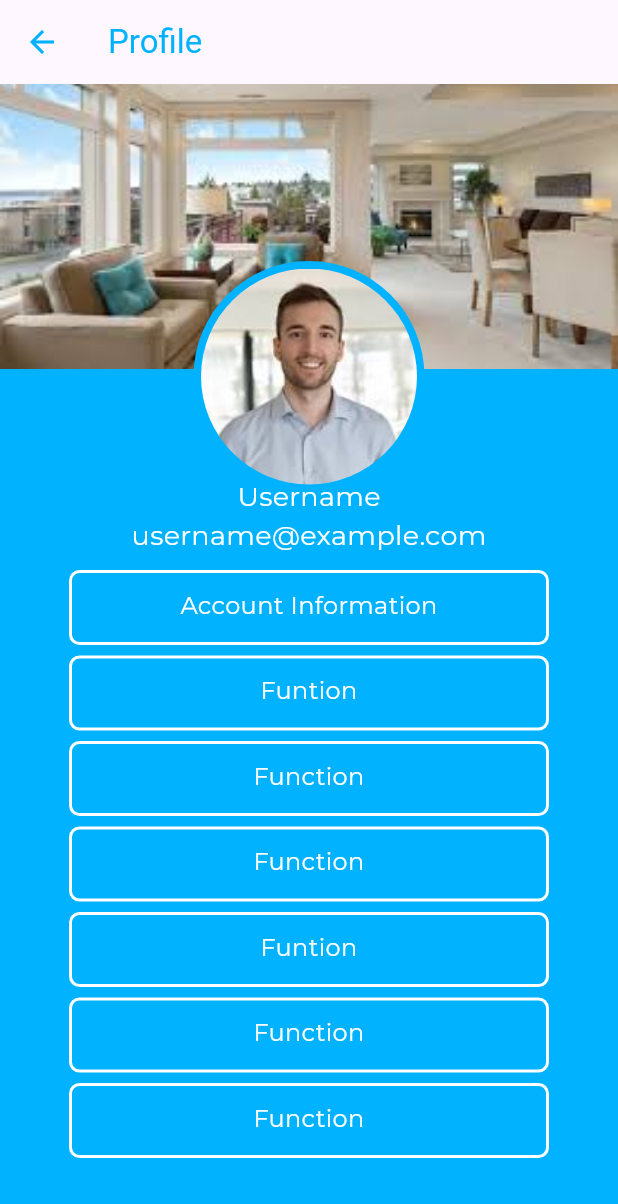
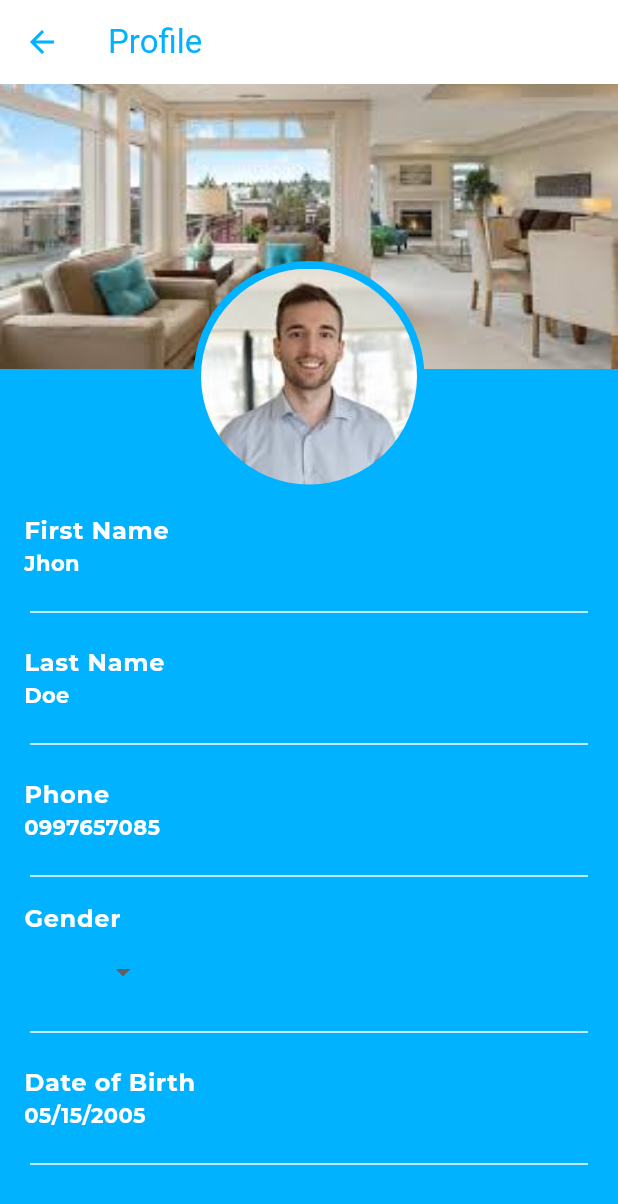
Before and after one commit to elRapha04/FRONTEND_CS2C-Group-3, a Flutter app: the home_page screen opened by its route, after a tap on the "person" icon, after a tap on "Profile", on a phone screen of 412 x 824 dp. Shown: the top 1204 px of the screen. Run offline on Flutter 3.47's test engine with Material 3 defaults, Android fonts, the phone set to English and light mode, and no system bars; our stand-ins replace shared_preferences; accounts and stored records are empty.

Commit message:
added account info

```diff
--- a/lib/components/Button.dart
+++ b/lib/components/Button.dart
@@ -81,7 +81,7 @@ class SeeMoreButton extends StatelessWidget {
               style: TextStyle(
                   fontFamily: AppFonts.primaryFont,
                   color: Colors.white,
-                  fontSize: 24,
+                  fontSize: 19,
                   fontWeight: FontWeight.bold),
             )));
   }
--- a/lib/main.dart
+++ b/lib/main.dart
@@ -4,17 +4,19 @@ import 'package:frontend_appdev/pages/userDashBoard/home_page.dart';
 import 'pages/LandingPage.dart';
 import 'pages/Sign_up.dart';
 import 'package:frontend_appdev/pages/Admin/ownerPage.dart';
+import 'package:frontend_appdev/pages/userDashBoard/profile.dart';
 import 'services/api_service.dart';
 
 void main() => runApp(MaterialApp(
   debugShowCheckedModeBanner: false,
-  initialRoute: '/home_page',
+  initialRoute: '/landing',
   routes: {
     '/landing': (context) => LandingPage(),
     '/login': (context) => Login(),
     '/sign_up': (context) => SignUp(),
     '/home_page': (context) => home_page(),
     '/owner': (context) => OwnerManager(),
+    '/profile': (context) => Profile2(),
 
   },
 ));
--- a/lib/pages/userDashBoard/profile.dart
+++ b/lib/pages/userDashBoard/profile.dart
@@ -3,6 +3,7 @@ import 'package:frontend_appdev/themes/Colors.dart';
 import 'package:frontend_appdev/themes/Fonts.dart';
 import 'package:frontend_appdev/components/Button.dart';
 import '../../services/api_service.dart';
+import 'package:intl/intl.dart';
 
 class Profile2 extends StatefulWidget {
   const Profile2({super.key});
@@ -14,6 +15,10 @@ class Profile2 extends StatefulWidget {
 class _Profile2State extends State<Profile2> {
   final double coverHeight = 190;
   final double profileHeight = 144;
+
+  String gender = "Select gender";
+  DateTime? dateOfBirth = DateTime(2005, 5, 15);
+
   @override
   Widget build(BuildContext context) {
     return SafeArea(
@@ -21,12 +26,17 @@ class _Profile2State extends State<Profile2> {
         backgroundColor: AppColors.primary,
         appBar: AppBar(
           iconTheme: IconThemeData(color: AppColors.primary),
-          title: Text("Profile", style: TextStyle(color: AppColors.primary)),
+          backgroundColor: Colors.white,
+          title: Text(
+            "Profile",
+            style: TextStyle(color: AppColors.primary),
+          ),
         ),
         body: ListView(
           children: [
             buildTop(),
-            buildContent(),
+            SizedBox(height: 10),
+            ...accountInformation(),
           ],
         ),
       ),
@@ -41,7 +51,9 @@ class _Profile2State extends State<Profile2> {
       alignment: Alignment.center,
       children: [
         Container(
-            margin: EdgeInsets.only(bottom: bottom), child: buildCoverImage()),
+          margin: EdgeInsets.only(bottom: bottom),
+          child: buildCoverImage(),
+        ),
         Positioned(
           top: top,
           child: buildProfileImage(),
@@ -52,7 +64,9 @@ class _Profile2State extends State<Profile2> {
 
   Widget buildCoverImage() => Container(
     color: Colors.grey,
-    child: Image.asset("assets/Rent2.jpg",width: double.infinity,
+    child: Image.asset(
+      "assets/Rent2.jpg",
+      width: double.infinity,
       height: coverHeight,
       fit: BoxFit.cover,
     ),
@@ -64,62 +78,135 @@ class _Profile2State extends State<Profile2> {
     child: CircleAvatar(
       radius: profileHeight / 2,
       backgroundColor: AppColors.primary,
-      backgroundImage: AssetImage("assets/profile.jpg")),
-  );
-  Widget buildContent() => SingleChildScrollView(
-    child: Container(
-      width: double.infinity,
-      color: Colors.transparent,
-      child: Column(
-        children: [
-          Text('Username',
-              style: TextStyle(color: Colors.white, fontSize: 18, fontFamily: AppFonts.primaryFont,)),
-          Text('username@example.com',
-              style: TextStyle(color: Colors.white, fontSize: 18, fontFamily: AppFonts.primaryFont,)),
-          SizedBox(
-            height: 10,
-          ),
-          MyButtons(
-            text: 'Account Information',
-          ),
-          SizedBox(
-            height: 7,
-          ),
-          MyButtons(
-            text: 'Funtion',
-          ),
-          SizedBox(
-            height: 7,
-          ),
-          MyButtons(
-            text: 'Function',
-          ),
-          SizedBox(
-            height: 7,
-          ),
-          MyButtons(
-            text: 'Function',
-          ),
-          SizedBox(
-            height: 7,
-          ),
-          MyButtons(
-            text: 'Funtion',
-          ),
-          SizedBox(
-            height: 7,
-          ),
-          MyButtons(
-            text: 'Function',
-          ),
-          SizedBox(
-            height: 7,
-          ),
-          MyButtons(
-            text: 'Function',
-          ),
-        ],
-      ),
+      backgroundImage: AssetImage("assets/profile.jpg"),
     ),
   );
+
+  List<Widget> accountInformation() {
+    return [
+      ListTile(
+        title: Text("First Name",
+            style: TextStyle(
+                color: Colors.white,
+                fontFamily: AppFonts.primaryFont,
+                fontWeight: FontWeight.bold)),
+        subtitle: Text("Jhon",
+            style: TextStyle(
+                color: Colors.white,
+                fontFamily: AppFonts.primaryFont,
+                fontWeight: FontWeight.bold)),
+      ),
+      Divider(thickness: 1, color: Colors.white, indent: 20, endIndent: 20),
+      ListTile(
+        title: Text("Last Name",
+            style: TextStyle(
+                color: Colors.white,
+                fontFamily: AppFonts.primaryFont,
+                fontWeight: FontWeight.bold)),
+        subtitle: Text("Doe",
+            style: TextStyle(
+                color: Colors.white,
+                fontFamily: AppFonts.primaryFont,
+                fontWeight: FontWeight.bold)),
+      ),
+      Divider(thickness: 1, color: Colors.white, indent: 20, endIndent: 20),
+      ListTile(
+        title: Text("Phone",
+            style: TextStyle(
+                color: Colors.white,
+                fontFamily: AppFonts.primaryFont,
+                fontWeight: FontWeight.bold)),
+        subtitle: Text("0997657085",
+            style: TextStyle(
+                color: Colors.white,
+                fontFamily: AppFonts.primaryFont,
+                fontWeight: FontWeight.bold)),
+      ),
+      Divider(thickness: 1, color: Colors.white, indent: 20, endIndent: 20),
+
+      // Gender selection
+      ListTile(
+        title: Text("Gender",
+            style: TextStyle(
+                color: Colors.white,
+                fontFamily: AppFonts.primaryFont,
+                fontWeight: FontWeight.bold)),
+        subtitle: DropdownButton<String>(
+          dropdownColor: AppColors.primary,
+          value: gender,
+          style: TextStyle(
+              color: Colors.white,
+              fontFamily: AppFonts.primaryFont,
+              fontWeight: FontWeight.bold),
+          underline: SizedBox(),
+          onChanged: (String? newValue) {
+            setState(() {
+              gender = newValue!;
+            });
+          },
+          items: ['Male', 'Female', 'Other']
+              .map<DropdownMenuItem<String>>((String value) {
+            return DropdownMenuItem<String>(
+              value: value,
+              child: Text(value,
+                  style: TextStyle(
+                      color: Colors.white,
+                      fontFamily: AppFonts.primaryFont,
+                      fontWeight: FontWeight.bold)),
+            );
+          }).toList(),
+        ),
+      ),
+      Divider(thickness: 1, color: Colors.white, indent: 20, endIndent: 20),
+
+      // Date of Birth picker
+      ListTile(
+        title: Text("Date of Birth",
+            style: TextStyle(
+                color: Colors.white,
+                fontFamily: AppFonts.primaryFont,
+                fontWeight: FontWeight.bold)),
+        subtitle: InkWell(
+          onTap: () async {
+            final picked = await showDatePicker(
+              context: context,
+              initialDate: dateOfBirth ?? DateTime(2000),
+              firstDate: DateTime(1900),
+              lastDate: DateTime.now(),
+              builder: (context, child) {
+                return Theme(
+                  data: ThemeData.light().copyWith(
+                    colorScheme: ColorScheme.light(
+                      primary: AppColors.primary,
+                      onPrimary: Colors.white,
+                      surface: Colors.grey.shade900,
+                      onSurface: Colors.white,
+                    ),
+                    dialogBackgroundColor: Colors.grey.shade800,
+                  ),
+                  child: child!,
+                );
+              },
+            );
+            if (picked != null) {
+              setState(() {
+                dateOfBirth = picked;
+              });
+            }
+          },
+          child: Text(
+            dateOfBirth != null
+                ? DateFormat('MM/dd/yyyy').format(dateOfBirth!)
+                : 'Select Date',
+            style: TextStyle(
+              color: Colors.white,
+              fontFamily: AppFonts.primaryFont,
+              fontWeight: FontWeight.bold,
+            ),
+          ),
+        ),
+      ),
+      Divider(thickness: 1, color: Colors.white, indent: 20, endIndent: 20),
+    ];
+  }
 }
--- a/pubspec.yaml
+++ b/pubspec.yaml
@@ -32,6 +32,7 @@ dependencies:
     sdk: flutter
   carousel_slider: ^5.0.0
   shared_preferences: ^2.2.2
+  intl: ^0.19.0
 
   # The following adds the Cupertino Icons font to your application.
   # Use with the CupertinoIcons class for iOS style icons.
```
Also changed, not shown: pubspec.lock.
